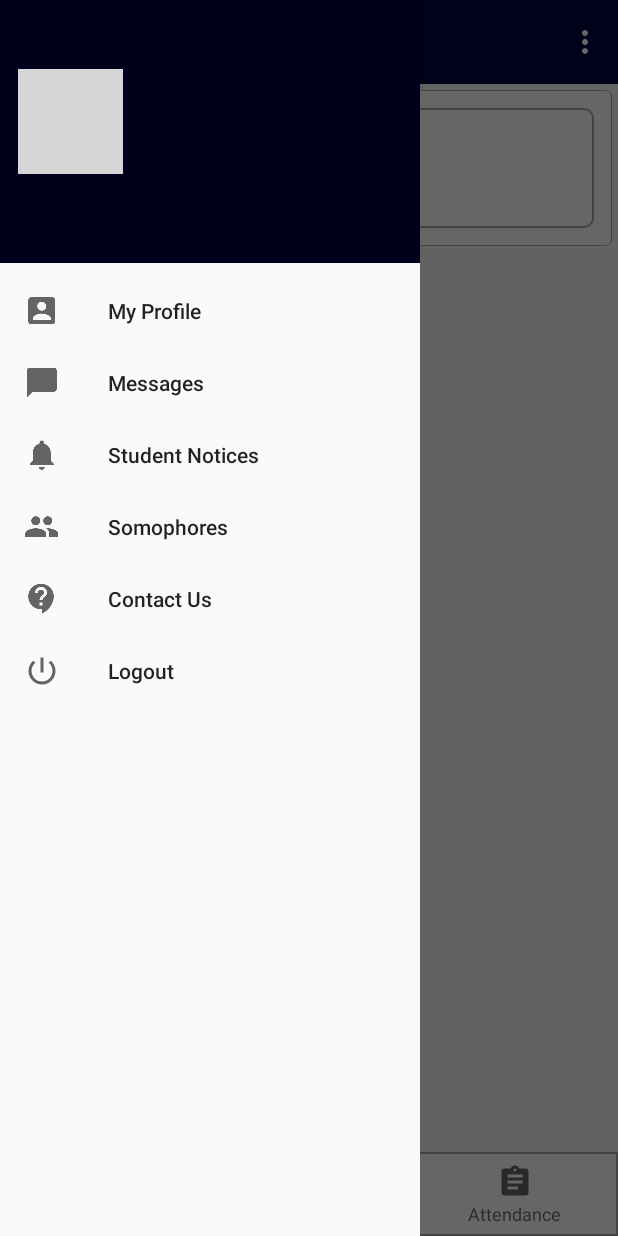
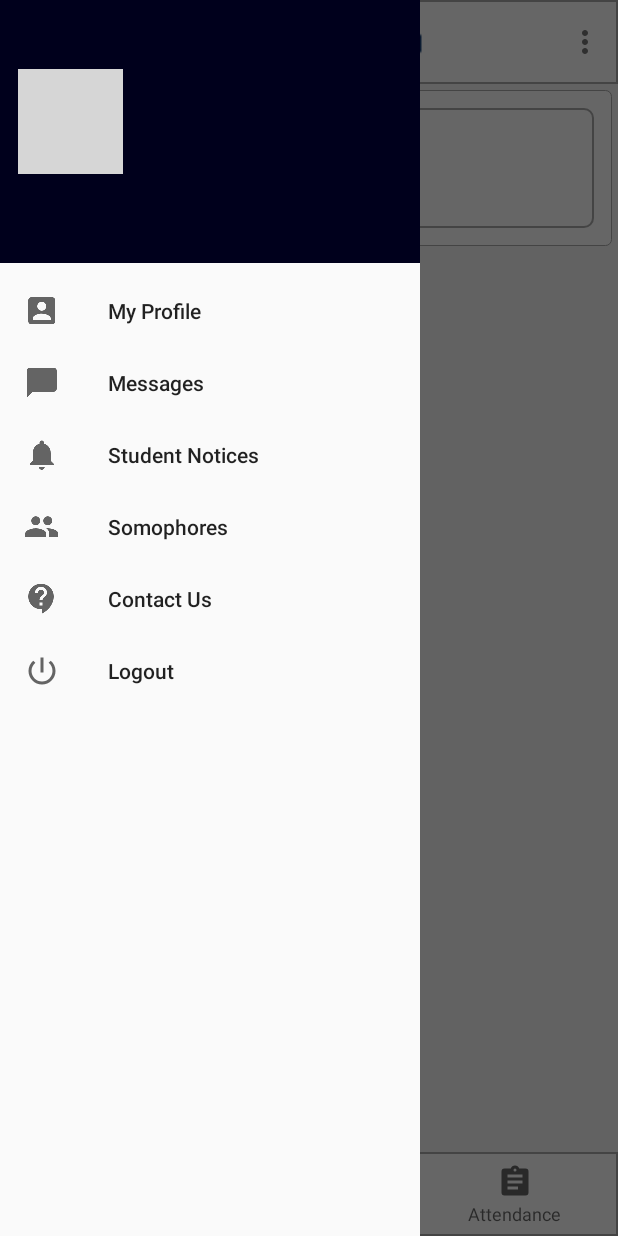
Before and after one commit to Hrishi-3331/Tronix-2021, an Android app: the screen it shows after launch once a user with an empty profile is signed in (Main2Activity), with the side drawer open, on a phone screen of 412 x 824 dp. Run offline under Robolectric (Android 15) with nearby library versions, the phone set to English and light mode, and no system bars; our stand-ins replace Firebase (no records; nobody signed in at launch, a user with empty details on screens opened directly), Picasso; pictures from the network do not load; 3 statements that could not run were skipped; grey boxes are pictures that could not be loaded.

Commit message:
Added new fonts and privacy policy page

```diff
--- a/app/src/main/AndroidManifest.xml
+++ b/app/src/main/AndroidManifest.xml
@@ -65,7 +65,8 @@
             </intent-filter>
         </service>
 
-        <activity android:name=".chat"></activity>
+        <activity android:name=".chat" />
+        <activity android:name=".privacy_policy"></activity>
     </application>
 
 </manifest>
--- a/app/src/main/java/com/hrishi_3331/hrishi_studio/tronix2021/Main2Activity.java
+++ b/app/src/main/java/com/hrishi_3331/hrishi_studio/tronix2021/Main2Activity.java
@@ -61,7 +61,6 @@ public class Main2Activity extends AppCompatActivity {
         Toolbar toolbar = (Toolbar) findViewById(R.id.toolbar);
         setSupportActionBar(toolbar);
         getSupportActionBar().setTitle("");
-        getSupportActionBar().setIcon(R.drawable.newlogonow);
         mDrawer = (DrawerLayout) findViewById(R.id.mDrawer);
         mNavigation = (NavigationView) findViewById(R.id.mNavigation);
         mToggle = new ActionBarDrawerToggle(Main2Activity.this, mDrawer, R.string.open, R.string.close);
@@ -266,9 +265,7 @@ public class Main2Activity extends AppCompatActivity {
         }
 
         if (id == R.id.action_privacy) {
-            String url = "http://tronix2021.000webhostapp.com/";
-            Intent intent = new Intent(Intent.ACTION_VIEW);
-            intent.setData(Uri.parse(url));
+            Intent intent = new Intent(Main2Activity.this, privacy_policy.class);
             startActivity(intent);
             return true;
         }
--- a/app/src/main/res/drawable/login_button.xml
+++ b/app/src/main/res/drawable/appbar_background.xml
@@ -1,5 +1,5 @@
 <?xml version="1.0" encoding="utf-8"?>
 <shape xmlns:android="http://schemas.android.com/apk/res/android">
-    <solid android:color="@android:color/transparent"/>
-    <stroke android:width="2dp" android:color="@color/colorPrimaryDark"/>
+    <solid android:color="@android:color/white"/>
+    <stroke android:color="@android:color/darker_gray" android:width="1dp"/>
 </shape>
--- a/app/src/main/res/layout/activity_main2.xml
+++ b/app/src/main/res/layout/activity_main2.xml
@@ -25,15 +25,26 @@
             android:layout_width="match_parent"
             android:layout_height="wrap_content"
             android:layout_weight="1"
-            android:background="@color/colorPrimary"
-            app:popupTheme="@style/AppTheme.PopupOverlay"
-            app:title="@string/app_name">
+            android:background="@drawable/appbar_background"
+            android:theme="@style/ThemeOverlay.AppCompat.Light"
+            app:title="@string/app_name"
+            >
+
+            <ImageView
+                android:paddingTop="8dp"
+                android:id="@+id/btn_logo"
+                android:layout_width="wrap_content"
+                android:layout_height="45dp"
+                android:scaleType="fitCenter"
+                android:layout_alignParentStart="true"
+                android:layout_gravity="center"
+                android:src="@drawable/newlogonow"
+                android:tint="@color/colorPrimary2"/>
 
         </android.support.v7.widget.Toolbar>
 
 
     </android.support.design.widget.AppBarLayout>
-
 
     <android.support.v4.view.ViewPager
         android:id="@+id/container"
--- a/app/src/main/res/layout/post_layout.xml
+++ b/app/src/main/res/layout/post_layout.xml
@@ -6,8 +6,6 @@
     android:layout_height="wrap_content"
     android:background="@drawable/subject_card"
     android:layout_marginTop="4dp"
-    android:layout_marginLeft="4dp"
-    android:layout_marginRight="4dp"
     android:elevation="8dp"
     >
 
@@ -88,12 +86,13 @@
             android:id="@+id/post_question_desc"
             android:layout_width="match_parent"
             android:layout_height="wrap_content"
+            android:fontFamily="@font/latomedium"
             android:paddingBottom="8dp"
             android:paddingLeft="10dp"
             android:paddingRight="10dp"
             android:text="description here"
             android:textColor="@android:color/black"
-            android:textSize="14sp" />
+            android:textSize="15sp" />
 
         <LinearLayout
             android:layout_width="match_parent"
```
Also changed, not shown: app/src/main/java/com/hrishi_3331/hrishi_studio/tronix2021/privacy_policy.java (added, +56 -0 lines), app/src/main/res/layout/activity_privacy_policy.xml (added, +39 -0 lines), app/src/main/res/font/mfont1.otf (added), 1 other file.
